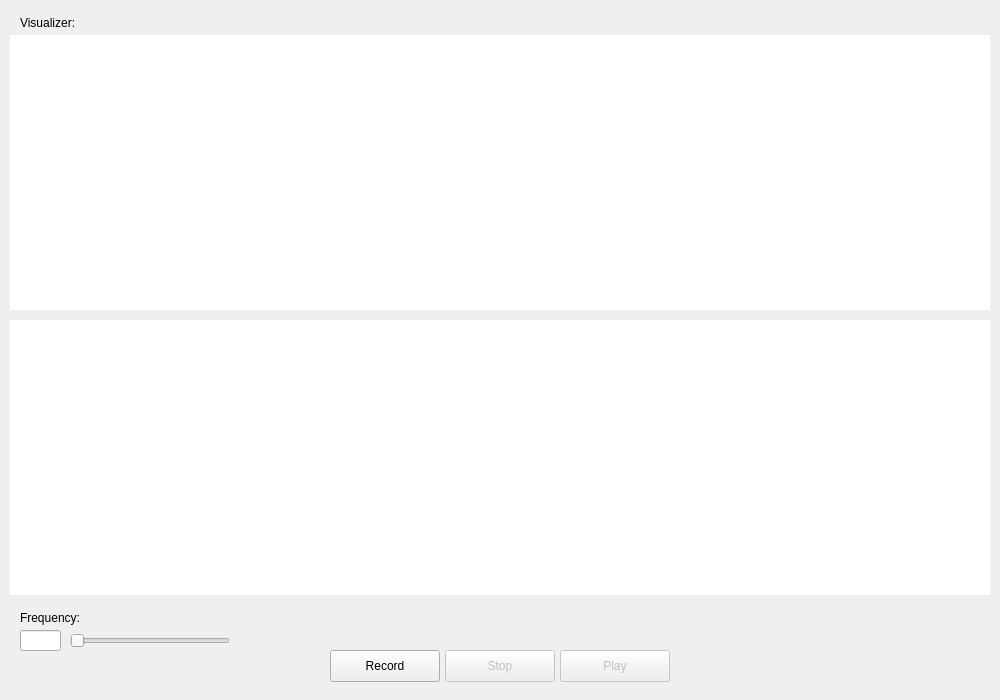
yurymarozau/voicechanger, file voicechanger_view.ui: the form before one commit.
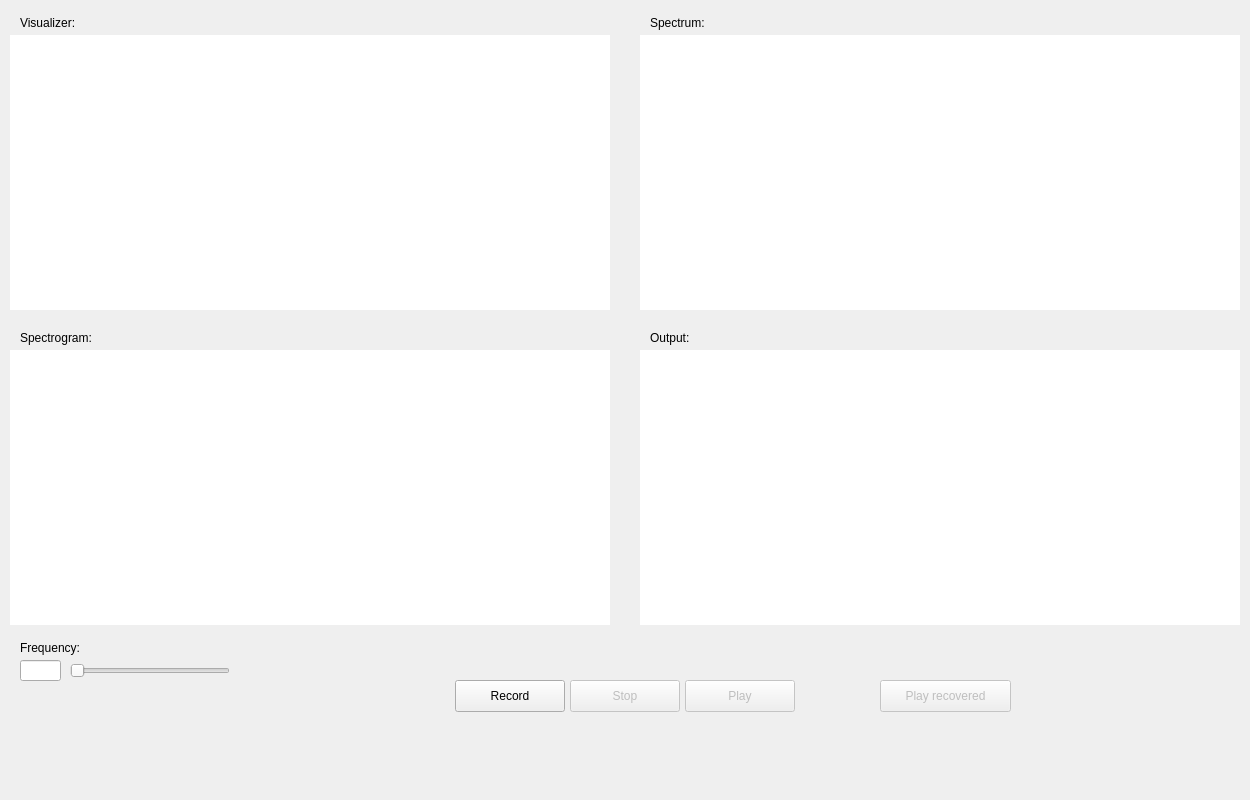
The form after the commit.

Commit message: feat: add spectrogram and amplitude spectrum

Patch:
```diff
--- a/voicechanger_view.ui
+++ b/voicechanger_view.ui
@@ -6,20 +6,20 @@
    <rect>
     <x>0</x>
     <y>0</y>
-    <width>1000</width>
-    <height>700</height>
+    <width>1250</width>
+    <height>800</height>
    </rect>
   </property>
   <property name="minimumSize">
    <size>
-    <width>1000</width>
-    <height>700</height>
+    <width>1250</width>
+    <height>800</height>
    </size>
   </property>
   <property name="maximumSize">
    <size>
-    <width>1000</width>
-    <height>700</height>
+    <width>1250</width>
+    <height>800</height>
    </size>
   </property>
   <property name="windowTitle">
@@ -46,7 +46,7 @@
     <rect>
      <x>10</x>
      <y>35</y>
-     <width>980</width>
+     <width>600</width>
      <height>275</height>
     </rect>
    </property>
@@ -66,8 +66,8 @@
   <widget class="QPushButton" name="pb_record">
    <property name="geometry">
     <rect>
-     <x>330</x>
-     <y>650</y>
+     <x>455</x>
+     <y>680</y>
      <width>110</width>
      <height>32</height>
     </rect>
@@ -82,8 +82,8 @@
    </property>
    <property name="geometry">
     <rect>
-     <x>560</x>
-     <y>650</y>
+     <x>685</x>
+     <y>680</y>
      <width>110</width>
      <height>32</height>
     </rect>
@@ -99,7 +99,7 @@
    <property name="geometry">
     <rect>
      <x>70</x>
-     <y>630</y>
+     <y>660</y>
      <width>160</width>
      <height>22</height>
     </rect>
@@ -112,7 +112,7 @@
    <property name="geometry">
     <rect>
      <x>20</x>
-     <y>610</y>
+     <y>640</y>
      <width>71</width>
      <height>16</height>
     </rect>
@@ -124,9 +124,9 @@
   <widget class="QGraphicsView" name="gv_visualizer_output">
    <property name="geometry">
     <rect>
-     <x>10</x>
-     <y>320</y>
-     <width>980</width>
+     <x>640</x>
+     <y>350</y>
+     <width>600</width>
      <height>275</height>
     </rect>
    </property>
@@ -149,8 +149,8 @@
    </property>
    <property name="geometry">
     <rect>
-     <x>445</x>
-     <y>650</y>
+     <x>570</x>
+     <y>680</y>
      <width>110</width>
      <height>32</height>
     </rect>
@@ -176,7 +176,7 @@
    <property name="geometry">
     <rect>
      <x>20</x>
-     <y>630</y>
+     <y>660</y>
      <width>41</width>
      <height>21</height>
     </rect>
@@ -185,6 +185,105 @@
     <bool>true</bool>
    </property>
   </widget>
+  <widget class="QGraphicsView" name="gv_spectrogram">
+   <property name="geometry">
+    <rect>
+     <x>10</x>
+     <y>350</y>
+     <width>600</width>
+     <height>275</height>
+    </rect>
+   </property>
+   <property name="frameShape">
+    <enum>QFrame::NoFrame</enum>
+   </property>
+   <property name="lineWidth">
+    <number>0</number>
+   </property>
+   <property name="verticalScrollBarPolicy">
+    <enum>Qt::ScrollBarAlwaysOff</enum>
+   </property>
+   <property name="horizontalScrollBarPolicy">
+    <enum>Qt::ScrollBarAlwaysOff</enum>
+   </property>
+  </widget>
+  <widget class="QPushButton" name="pb_play_recovered">
+   <property name="enabled">
+    <bool>false</bool>
+   </property>
+   <property name="geometry">
+    <rect>
+     <x>880</x>
+     <y>680</y>
+     <width>131</width>
+     <height>32</height>
+    </rect>
+   </property>
+   <property name="text">
+    <string>Play recovered</string>
+   </property>
+  </widget>
+  <widget class="QGraphicsView" name="gv_spectrum">
+   <property name="geometry">
+    <rect>
+     <x>640</x>
+     <y>35</y>
+     <width>600</width>
+     <height>275</height>
+    </rect>
+   </property>
+   <property name="frameShape">
+    <enum>QFrame::NoFrame</enum>
+   </property>
+   <property name="lineWidth">
+    <number>0</number>
+   </property>
+   <property name="verticalScrollBarPolicy">
+    <enum>Qt::ScrollBarAlwaysOff</enum>
+   </property>
+   <property name="horizontalScrollBarPolicy">
+    <enum>Qt::ScrollBarAlwaysOff</enum>
+   </property>
+  </widget>
+  <widget class="QLabel" name="lb_spectrogram">
+   <property name="geometry">
+    <rect>
+     <x>20</x>
+     <y>330</y>
+     <width>91</width>
+     <height>16</height>
+    </rect>
+   </property>
+   <property name="text">
+    <string>Spectrogram:</string>
+   </property>
+  </widget>
+  <widget class="QLabel" name="lb_spectrum">
+   <property name="geometry">
+    <rect>
+     <x>650</x>
+     <y>15</y>
+     <width>71</width>
+     <height>16</height>
+    </rect>
+   </property>
+   <property name="text">
+    <string>Spectrum:</string>
+   </property>
+  </widget>
+  <widget class="QLabel" name="lb_output">
+   <property name="geometry">
+    <rect>
+     <x>650</x>
+     <y>330</y>
+     <width>71</width>
+     <height>16</height>
+    </rect>
+   </property>
+   <property name="text">
+    <string>Output:</string>
+   </property>
+  </widget>
  </widget>
  <resources/>
  <connections/>
```
The commit also changes 2 other files.
